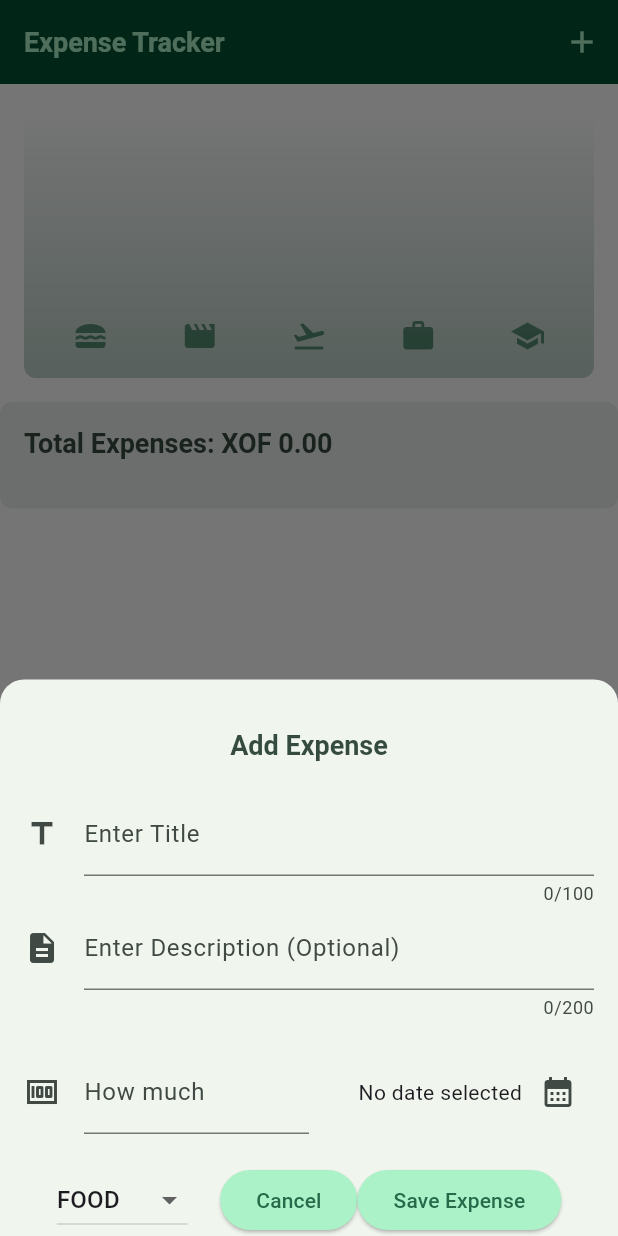
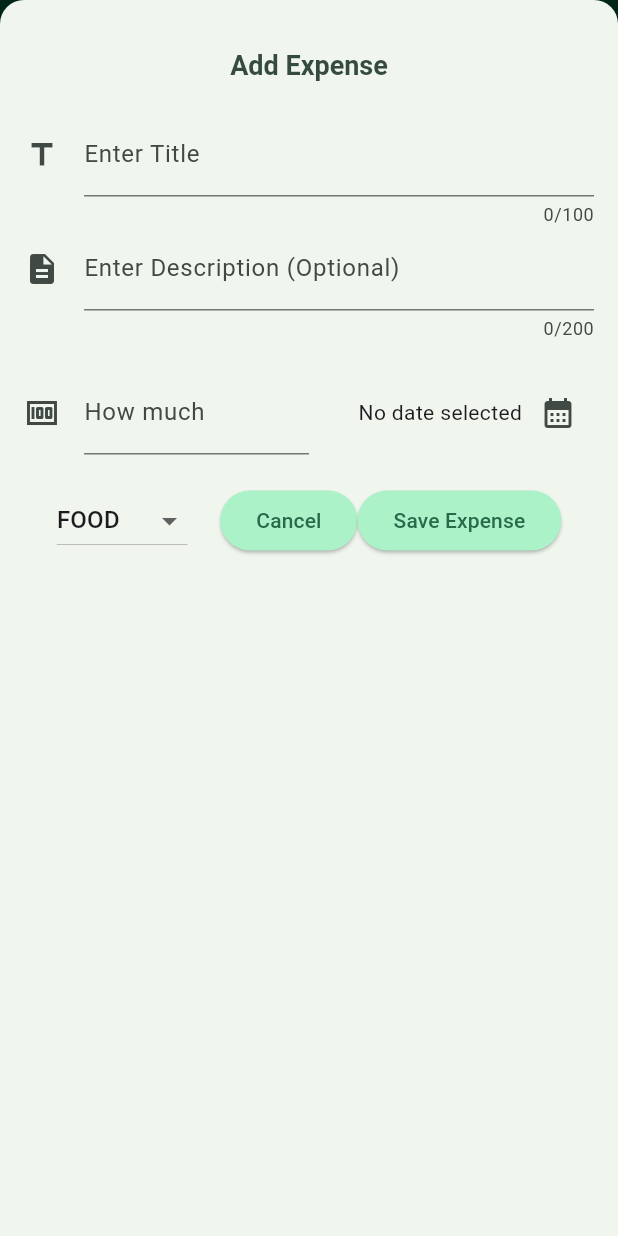
Before and after one commit to andrew21-mch/flutter-udemy, a Flutter app: the screen it shows after launch, after a tap on the "add" icon, on a phone screen of 412 x 824 dp. Run offline on Flutter 3.47's test engine with Material 3 defaults, Android fonts, the phone set to English and light mode, and no system bars; our stand-ins replace shared_preferences.

Commit message:
responsiveness and adaptiveness

```diff
--- a/lib/widgets/expenses.dart
+++ b/lib/widgets/expenses.dart
@@ -53,6 +53,9 @@ class _ExpensesState extends State<Expenses> {
       shape: RoundedRectangleBorder(
         borderRadius: BorderRadius.vertical(top: Radius.circular(16)),
       ),
+      // let it respect the device features
+
+
       builder: (ctx) => NewExpense(onAddExpense: _addExpense),
     );
   }
@@ -94,8 +97,6 @@ class _ExpensesState extends State<Expenses> {
   @override
   Widget build(BuildContext context) {
     final width = MediaQuery.of(context).size.width;
-    final isLandscape =
-        MediaQuery.of(context).orientation == Orientation.landscape;
     final isLargeScreen = width >= 600;
 
     Widget mainContent = Center(
--- a/lib/widgets/new_expense.dart
+++ b/lib/widgets/new_expense.dart
@@ -121,7 +121,9 @@ class _NewExpenseState extends State<NewExpense> {
       final keyboardSpace = MediaQuery.of(context).viewInsets.bottom;
       final width = constraints.maxWidth;
 
-      return SingleChildScrollView(
+      return SizedBox(
+        height: double.infinity,
+        child: SingleChildScrollView(
           child: Padding(
             padding: EdgeInsets.fromLTRB(16, 32, 16, keyboardSpace),
             child: Column(
@@ -290,6 +292,7 @@ class _NewExpenseState extends State<NewExpense> {
               ],
             ),
           ),
+        ),
       );
     });
   }
```
Lines whose indentation alone changed are shown as unchanged.
